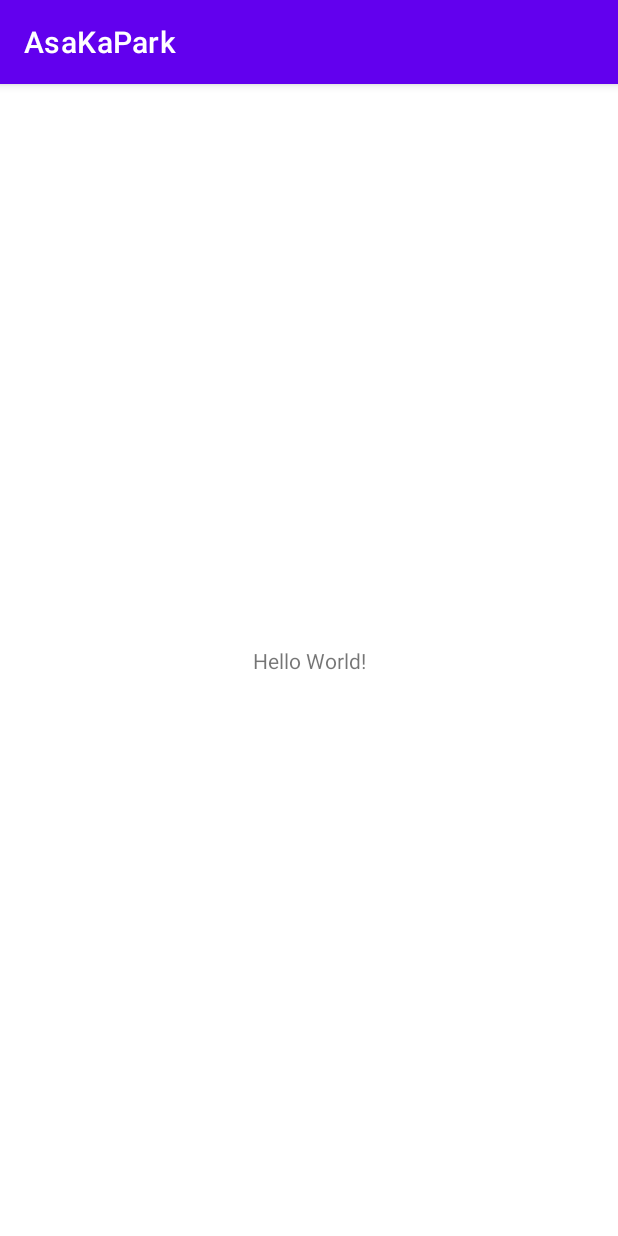
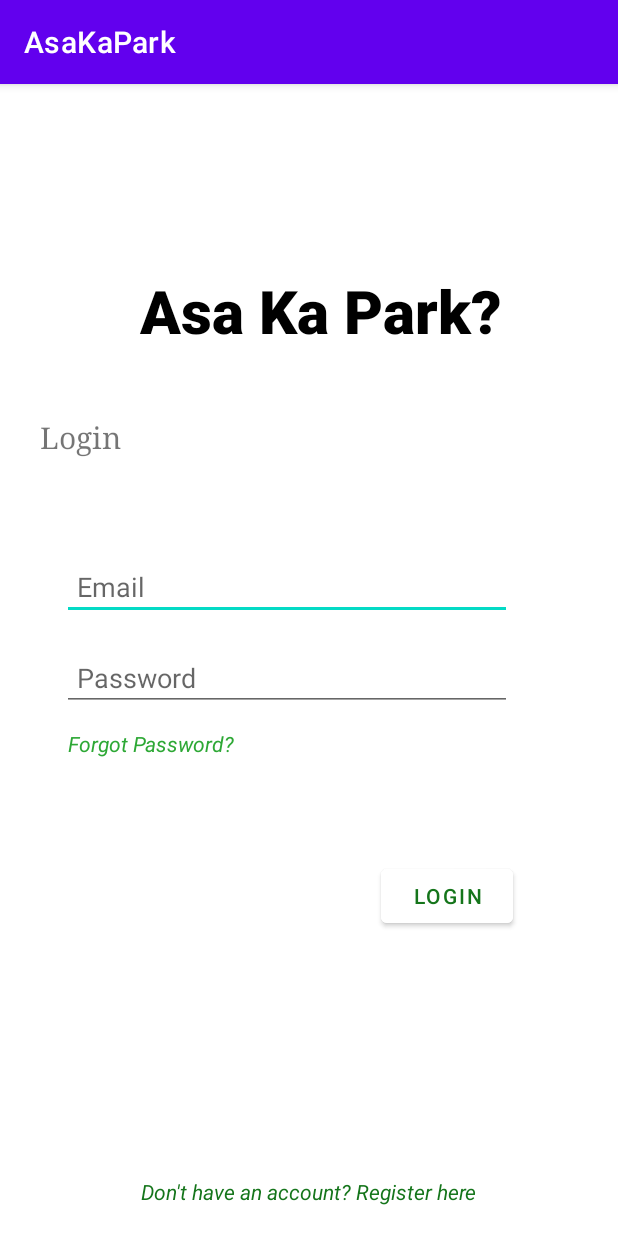
Before and after one commit to kitkato/AsaKaParKJava, an Android app: the screen it shows after launch (MainActivity), on a phone screen of 412 x 824 dp. Run offline under Robolectric (Android 15) with nearby library versions, the phone set to English and light mode, and no system bars.

Commit message:
Login Page!

```diff
--- a/app/src/main/res/layout/activity_main.xml
+++ b/app/src/main/res/layout/activity_main.xml
@@ -1,18 +1,114 @@
 <?xml version="1.0" encoding="utf-8"?>
-<androidx.constraintlayout.widget.ConstraintLayout xmlns:android="http://schemas.android.com/apk/res/android"
+<androidx.constraintlayout.widget.ConstraintLayout
+    xmlns:android="http://schemas.android.com/apk/res/android"
     xmlns:app="http://schemas.android.com/apk/res-auto"
-    xmlns:tools="http://schemas.android.com/tools"
     android:layout_width="match_parent"
-    android:layout_height="match_parent"
-    tools:context=".MainActivity">
+    android:layout_height="match_parent">
 
     <TextView
+        android:id="@+id/textView"
         android:layout_width="wrap_content"
         android:layout_height="wrap_content"
-        android:text="Hello World!"
-        app:layout_constraintBottom_toBottomOf="parent"
-        app:layout_constraintLeft_toLeftOf="parent"
-        app:layout_constraintRight_toRightOf="parent"
+        android:layout_marginTop="124dp"
+        android:fontFamily="sans-serif-black"
+        android:gravity="center_horizontal"
+        android:text="Asa Ka Park?"
+        android:textColor="#000"
+        android:textSize="40sp"
+        android:textStyle="bold"
+        app:layout_constraintEnd_toEndOf="parent"
+        app:layout_constraintHorizontal_bias="0.543"
+        app:layout_constraintStart_toStartOf="parent"
         app:layout_constraintTop_toTopOf="parent" />
 
+    <TextView
+        android:id="@+id/textView2"
+        android:layout_width="wrap_content"
+        android:layout_height="wrap_content"
+        android:layout_marginTop="44dp"
+        android:fontFamily="serif"
+        android:gravity="center_horizontal"
+        android:text="Login"
+        android:textSize="20sp"
+        app:layout_constraintEnd_toEndOf="parent"
+        app:layout_constraintHorizontal_bias="0.075"
+        app:layout_constraintStart_toStartOf="parent"
+        app:layout_constraintTop_toBottomOf="@+id/textView" />
+
+    <EditText
+        android:id="@+id/username"
+        android:layout_width="300dp"
+        android:layout_height="wrap_content"
+        android:layout_gravity="center_horizontal"
+        android:layout_marginTop="64dp"
+        android:drawablePadding="8dp"
+        android:hint="Email"
+        android:inputType="text"
+        android:padding="10dp"
+        app:layout_constraintEnd_toEndOf="parent"
+        app:layout_constraintHorizontal_bias="0.369"
+        app:layout_constraintStart_toStartOf="parent"
+        app:layout_constraintTop_toBottomOf="@+id/textView2" />
+
+    <EditText
+        android:id="@+id/pass"
+        android:layout_width="300dp"
+        android:layout_height="wrap_content"
+        android:layout_gravity="center_horizontal"
+        android:layout_marginTop="16dp"
+        android:drawablePadding="8dp"
+        android:hint="Password"
+        android:inputType="textPassword"
+        android:padding="10dp"
+        app:layout_constraintEnd_toEndOf="parent"
+        app:layout_constraintHorizontal_bias="0.369"
+        app:layout_constraintStart_toStartOf="parent"
+        app:layout_constraintTop_toBottomOf="@+id/username" />
+
+    <Button
+        android:id="@+id/login"
+        android:layout_width="wrap_content"
+        android:layout_height="wrap_content"
+        android:layout_gravity="center_horizontal"
+        android:layout_marginTop="68dp"
+        android:fontFamily="sans-serif-light"
+        android:gravity="center"
+        android:padding="8dp"
+        android:text="Login"
+        android:backgroundTint="#fff"
+        android:textColor="#15751B"
+        android:textStyle="bold"
+        app:layout_constraintEnd_toEndOf="parent"
+        app:layout_constraintHorizontal_bias="0.783"
+        app:layout_constraintStart_toStartOf="parent"
+        app:layout_constraintTop_toBottomOf="@+id/forgot" />
+
+    <TextView
+        android:id="@+id/forgot"
+        android:layout_width="wrap_content"
+        android:layout_height="wrap_content"
+        android:layout_gravity="center_horizontal"
+        android:layout_marginTop="12dp"
+        android:text="Forgot Password?"
+        android:textColor="#2DA835"
+        android:textStyle="italic"
+        app:layout_constraintEnd_toEndOf="parent"
+        app:layout_constraintHorizontal_bias="0.151"
+        app:layout_constraintStart_toStartOf="parent"
+        app:layout_constraintTop_toBottomOf="@+id/pass" />
+
+    <TextView
+        android:id="@+id/signup"
+        android:layout_width="wrap_content"
+        android:layout_height="wrap_content"
+        android:layout_gravity="center_horizontal"
+        android:text="Don't have an account? Register here"
+        android:textColor="#15751B"
+        android:textStyle="italic"
+        app:layout_constraintBottom_toBottomOf="parent"
+        app:layout_constraintEnd_toEndOf="parent"
+        app:layout_constraintStart_toStartOf="parent"
+        app:layout_constraintTop_toBottomOf="@+id/login"
+        app:layout_constraintVertical_bias="0.891" />
+
 </androidx.constraintlayout.widget.ConstraintLayout>
```
